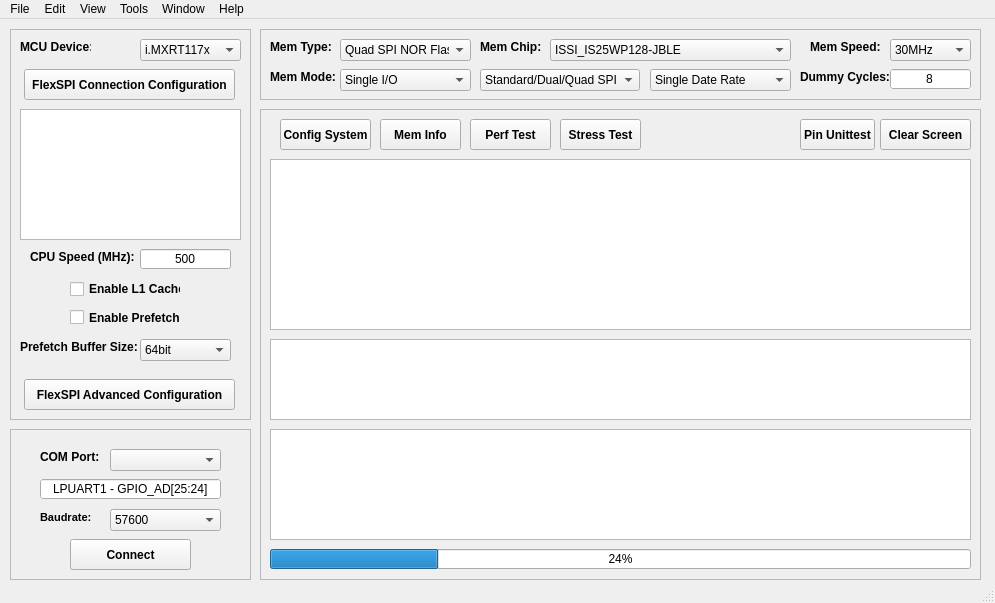
First picture: the form in gui/MCU-MemTestUtility.ui, repository JayHeng/MCU-MemTestUtility, before the edit.
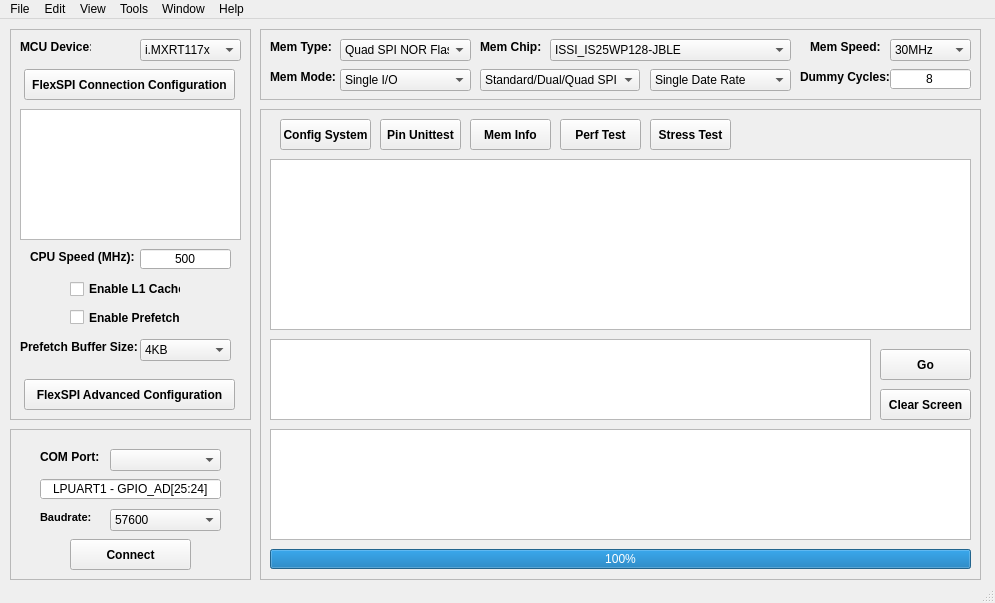
Second picture: the form after the edit.

Commit message: Initial FlexSPI Pin Test GUI

```diff
--- a/gui/MCU-MemTestUtility.ui
+++ b/gui/MCU-MemTestUtility.ui
@@ -186,11 +186,27 @@
        <height>22</height>
       </rect>
      </property>
+     <property name="currentIndex">
+      <number>2</number>
+     </property>
+     <property name="maxVisibleItems">
+      <number>13</number>
+     </property>
      <item>
       <property name="text">
        <string>64bit</string>
       </property>
      </item>
+     <item>
+      <property name="text">
+       <string>2KB</string>
+      </property>
+     </item>
+     <item>
+      <property name="text">
+       <string>4KB</string>
+      </property>
+     </item>
     </widget>
     <widget class="QPushButton" name="pushButton_flexspiConnectionConfiguration">
      <property name="geometry">
@@ -711,7 +727,7 @@
     <widget class="QPushButton" name="pushButton_memInfo">
      <property name="geometry">
       <rect>
-       <x>120</x>
+       <x>210</x>
        <y>10</y>
        <width>81</width>
        <height>31</height>
@@ -752,7 +768,7 @@
     <widget class="QPushButton" name="pushButton_perfTest">
      <property name="geometry">
       <rect>
-       <x>210</x>
+       <x>300</x>
        <y>10</y>
        <width>81</width>
        <height>31</height>
@@ -778,7 +794,7 @@
       </rect>
      </property>
      <property name="value">
-      <number>24</number>
+      <number>100</number>
      </property>
     </widget>
     <widget class="QTextEdit" name="textEdit_packetWin">
@@ -814,7 +830,7 @@
      <property name="geometry">
       <rect>
        <x>620</x>
-       <y>10</y>
+       <y>280</y>
        <width>91</width>
        <height>31</height>
       </rect>
@@ -832,7 +848,7 @@
     <widget class="QPushButton" name="pushButton_stressTest">
      <property name="geometry">
       <rect>
-       <x>300</x>
+       <x>390</x>
        <y>10</y>
        <width>81</width>
        <height>31</height>
@@ -851,9 +867,9 @@
     <widget class="QPushButton" name="pushButton_pinUnittest">
      <property name="geometry">
       <rect>
-       <x>540</x>
+       <x>120</x>
        <y>10</y>
-       <width>75</width>
+       <width>81</width>
        <height>31</height>
       </rect>
      </property>
@@ -872,11 +888,30 @@
       <rect>
        <x>10</x>
        <y>230</y>
-       <width>701</width>
+       <width>601</width>
        <height>81</height>
       </rect>
      </property>
     </widget>
+    <widget class="QPushButton" name="pushButton_Go">
+     <property name="geometry">
+      <rect>
+       <x>620</x>
+       <y>240</y>
+       <width>91</width>
+       <height>31</height>
+      </rect>
+     </property>
+     <property name="font">
+      <font>
+       <weight>75</weight>
+       <bold>true</bold>
+      </font>
+     </property>
+     <property name="text">
+      <string>Go</string>
+     </property>
+    </widget>
    </widget>
   </widget>
   <widget class="QMenuBar" name="menubar">
```
The commit also changes 7 other files.
